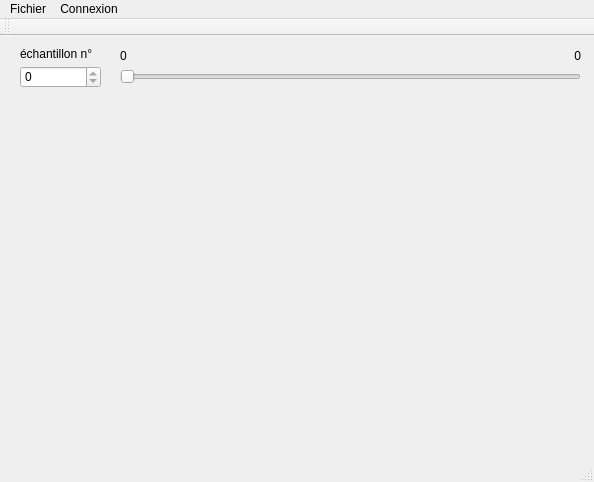
Old version of the form mainwindow.ui in the repository sm02/roomba-monitor.
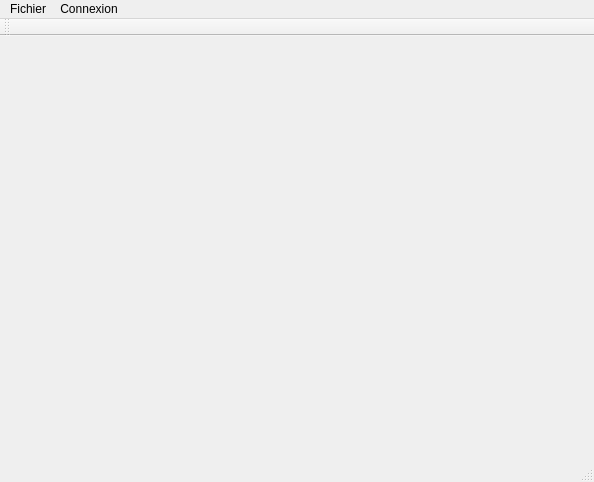
New version of the form. Custom widgets are drawn as their Qt base class.

Commit message:
widget SelectionMesure
Widget englobant le slider et le spinBox pour s?lectionner la mesure
R?ecriture des signaux/slot

The edit to the form file:
```diff
--- a/mainwindow.ui
+++ b/mainwindow.ui
@@ -14,75 +14,14 @@
    <string>MainWindow</string>
   </property>
   <widget class="QWidget" name="centralWidget">
-   <widget class="QLabel" name="labelNoEchantillon">
+   <widget class="WdgSelectionMesure" name="selectionMesure" native="true">
     <property name="geometry">
      <rect>
-      <x>20</x>
-      <y>10</y>
-      <width>81</width>
-      <height>16</height>
+      <x>0</x>
+      <y>0</y>
+      <width>591</width>
+      <height>41</height>
      </rect>
-    </property>
-    <property name="text">
-     <string>échantillon n°</string>
-    </property>
-   </widget>
-   <widget class="QSlider" name="horizontalSliderEchantillon">
-    <property name="geometry">
-     <rect>
-      <x>120</x>
-      <y>30</y>
-      <width>461</width>
-      <height>22</height>
-     </rect>
-    </property>
-    <property name="maximum">
-     <number>0</number>
-    </property>
-    <property name="orientation">
-     <enum>Qt::Horizontal</enum>
-    </property>
-   </widget>
-   <widget class="QSpinBox" name="spinBoxEchantillon">
-    <property name="geometry">
-     <rect>
-      <x>20</x>
-      <y>30</y>
-      <width>81</width>
-      <height>22</height>
-     </rect>
-    </property>
-    <property name="maximum">
-     <number>0</number>
-    </property>
-   </widget>
-   <widget class="QLabel" name="labelNoMaxEchantillon">
-    <property name="geometry">
-     <rect>
-      <x>540</x>
-      <y>10</y>
-      <width>41</width>
-      <height>20</height>
-     </rect>
-    </property>
-    <property name="text">
-     <string>0</string>
-    </property>
-    <property name="alignment">
-     <set>Qt::AlignRight|Qt::AlignTrailing|Qt::AlignVCenter</set>
-    </property>
-   </widget>
-   <widget class="QLabel" name="labelNoMinEchantillon">
-    <property name="geometry">
-     <rect>
-      <x>120</x>
-      <y>10</y>
-      <width>21</width>
-      <height>20</height>
-     </rect>
-    </property>
-    <property name="text">
-     <string>0</string>
     </property>
    </widget>
   </widget>
@@ -163,6 +102,14 @@
   </action>
  </widget>
  <layoutdefault spacing="6" margin="11"/>
+ <customwidgets>
+  <customwidget>
+   <class>WdgSelectionMesure</class>
+   <extends>QWidget</extends>
+   <header>wdgselectionmesure.h</header>
+   <container>1</container>
+  </customwidget>
+ </customwidgets>
  <resources/>
  <connections>
   <connection>
```
Left out of the diff: 32 changed lines with no effect on the pictures. The commit also changes 8 other files.
